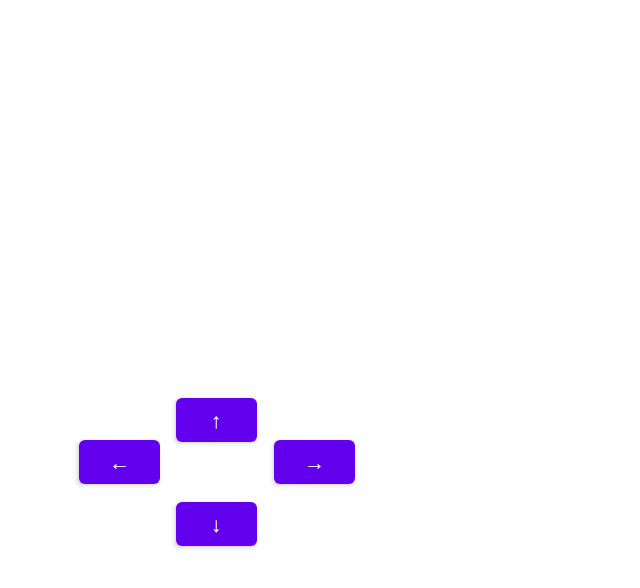
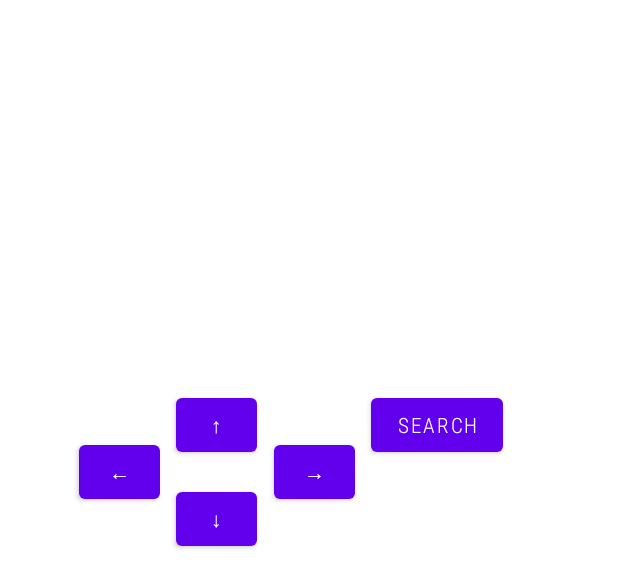
Before and after one commit to AkabJack/RoboLift, an Android app: the screen it shows after launch (MainActivity), on a phone screen of 824 x 412 dp (held sideways). Shown: the top 588 px of the screen, without its empty margins (0-640 px from the left). Run offline under Robolectric (Android 15) with nearby library versions, the phone set to English and light mode, and no system bars.

Commit message:
Update la modul in care caut (inca nu functioneaza)

```diff
--- a/app/src/main/AndroidManifest.xml
+++ b/app/src/main/AndroidManifest.xml
@@ -5,10 +5,14 @@
     <uses-permission android:name="android.permission.BLUETOOTH"/>
     <uses-permission android:name="android.permission.BLUETOOTH_CONNECT" />
     <uses-permission android:name="android.permission.BLUETOOTH_ADMIN"/>
-    <uses-permission android:name="android.permission.BLUETOOTH_SCAN" />
+    <uses-permission android:name="android.permission.BLUETOOTH_SCAN"
+        android:usesPermissionFlags="neverForLocation"
+        tools:targetApi="s" />
     <uses-permission android:name="android.permission.BLUETOOTH_ADVERTISE" />
+    <uses-permission android:name="android.permission.ACCESS_COARSE_LOCATION"/>
+    <uses-permission android:name="android.permission.ACCESS_FINE_LOCATION"/>
 
-    <uses-feature android:name="android.hardware.bluetooth" android:required="true"/>
+    <uses-feature android:name="android.hardware.bluetooth_le" android:required="true"/>
 
     <application
         android:allowBackup="true"
--- a/app/src/main/java/com/akabjack/robolift/MainActivity.java
+++ b/app/src/main/java/com/akabjack/robolift/MainActivity.java
@@ -15,21 +15,38 @@ import android.content.IntentFilter;
 import android.content.pm.PackageManager;
 import android.os.Bundle;
 import android.os.Handler;
+import android.view.View;
 import android.widget.ArrayAdapter;
+import android.widget.Button;
 import android.widget.ListView;
 import android.widget.Toast;
 
 
 import java.util.ArrayList;
 
-public class MainActivity extends AppCompatActivity {
-
+public class MainActivity extends AppCompatActivity implements View.OnClickListener{
+    private BluetoothLeScanner blScan;
     private BluetoothAdapter btAdapter;
+    ScanCallback callBack;
     ArrayList<ScanResult> rezultate = new ArrayList<>();
-    boolean statusBLeDevice = true;
-
     protected void onDestroy(){
         super.onDestroy();
+    }
+
+    @Override
+    public void onClick(View view) {
+        if(view.getId() == R.id.btnSearch){
+            Toast.makeText(this, "Button Search Pressed", Toast.LENGTH_SHORT).show();
+            Handler handler = new Handler();
+            handler.postDelayed(() -> {
+                blScan.startScan(callBack);//TODO add Tread
+            }, 100);
+            blScan.stopScan((callBack));
+
+        }
+        else if(view.getId() == R.id.btnJos){
+            Toast.makeText(this, "Button Down Pressed", Toast.LENGTH_SHORT).show();
+        }
     }
 
     @Override
@@ -38,6 +55,8 @@ public class MainActivity extends AppCompatActivity {
         setContentView(R.layout.activity_main);
 
         final ListView afisaj = findViewById(R.id.listBTDev);
+        Button btnSearch = findViewById(R.id.btnSearch);
+        Button btnControlJos = findViewById(R.id.btnJos);
 
         btAdapter = BluetoothAdapter.getDefaultAdapter();
         if (btAdapter == null) {
@@ -52,7 +71,7 @@ public class MainActivity extends AppCompatActivity {
                 public void onReceive(Context context, Intent intent) {
                     final String action = intent.getAction();
 
-                    if (action == null && action.equals(BluetoothAdapter.ACTION_STATE_CHANGED)){
+                    if (action == null || action.equals(BluetoothAdapter.ACTION_STATE_CHANGED)){
                         //TODO Maybe nullPointerException, try catch
                     final int state = enableBtIntent.getIntExtra(BluetoothAdapter.EXTRA_STATE, BluetoothAdapter.ERROR);
                     switch (state){
@@ -75,8 +94,10 @@ public class MainActivity extends AppCompatActivity {
             IntentFilter enableBtIntentFilter = new IntentFilter(BluetoothAdapter.ACTION_STATE_CHANGED);
             registerReceiver(mReceiver, enableBtIntentFilter);
 
-            BluetoothLeScanner blScan = btAdapter.getBluetoothLeScanner();
-            ScanCallback callBack = new ScanCallback() {
+            btnSearch.setOnClickListener(this);
+            btnControlJos.setOnClickListener(this);
+            blScan = btAdapter.getBluetoothLeScanner();
+            callBack = new ScanCallback() {
                 @Override
                 public void onScanResult(int callbackType, ScanResult result) {
                     super.onScanResult(callbackType, result);
@@ -84,25 +105,17 @@ public class MainActivity extends AppCompatActivity {
                 }
             };
 
-            if(statusBLeDevice){
 
-                Handler handler = new Handler();
-                handler.postDelayed(new Runnable() {
-                    @Override
-                    public void run() {
-                        blScan.startScan(callBack);//TODO add Tread
-                    }
-                }, 10000);
-                statusBLeDevice = false;
-                blScan.stopScan((callBack));
-            }
             ArrayList<String>conversieRezultate = new ArrayList<String>();
             for (ScanResult rez : rezultate){
                 conversieRezultate.add(rez.getDevice().getName()+ " " +  rez.getDevice().getAddress());
             }
             ArrayAdapter<String> listAdapter = new ArrayAdapter<>(this, android.R.layout.simple_list_item_1, conversieRezultate);
             afisaj.setAdapter(listAdapter);
+
         }
+
+
     }
 
 }
--- a/app/src/main/res/layout/activity_main.xml
+++ b/app/src/main/res/layout/activity_main.xml
@@ -16,7 +16,7 @@
     <Button
         android:id="@+id/btnSus"
         android:layout_width="54dp"
-        android:layout_height="41dp"
+        android:layout_height="48dp"
         android:text="↑"
         app:layout_constraintEnd_toStartOf="@+id/guideline3"
         app:layout_constraintStart_toStartOf="@+id/guideline2"
@@ -25,29 +25,42 @@
     <Button
         android:id="@+id/btnDreapta"
         android:layout_width="54dp"
-        android:layout_height="41dp"
+        android:layout_height="48dp"
         android:text="→"
         app:layout_constraintBottom_toTopOf="@+id/btnJos"
         app:layout_constraintEnd_toStartOf="@+id/guideline3"
-        app:layout_constraintStart_toEndOf="@+id/btnJos" />
+        app:layout_constraintStart_toEndOf="@+id/btnJos"
+        app:layout_constraintTop_toBottomOf="@+id/btnSus" />
 
     <Button
         android:id="@+id/btnStanga"
         android:layout_width="54dp"
-        android:layout_height="41dp"
+        android:layout_height="48dp"
         android:text="←"
         app:layout_constraintBottom_toTopOf="@+id/btnJos"
         app:layout_constraintEnd_toStartOf="@+id/btnJos"
-        app:layout_constraintStart_toStartOf="@+id/guideline2" />
+        app:layout_constraintStart_toStartOf="@+id/guideline2"
+        app:layout_constraintTop_toBottomOf="@+id/btnSus" />
 
     <Button
         android:id="@+id/btnJos"
         android:layout_width="54dp"
-        android:layout_height="41dp"
+        android:layout_height="48dp"
         android:text="↓"
         app:layout_constraintBottom_toTopOf="@+id/guideline4"
         app:layout_constraintEnd_toStartOf="@+id/guideline3"
         app:layout_constraintStart_toStartOf="@+id/guideline2" />
+
+    <Button
+        android:id="@+id/btnSearch"
+        android:layout_width="wrap_content"
+        android:layout_height="wrap_content"
+        android:text="Search"
+        android:fontFamily="sans-serif-condensed-light"
+        app:layout_constraintBottom_toTopOf="@+id/guideline4"
+        app:layout_constraintStart_toStartOf="@+id/guideline3"
+        app:layout_constraintTop_toTopOf="@+id/guideline5"
+        app:layout_constraintVertical_bias="0.0" />
 
     <androidx.constraintlayout.widget.Guideline
         android:id="@+id/guideline2"
@@ -75,7 +88,7 @@
         android:layout_width="wrap_content"
         android:layout_height="wrap_content"
         android:orientation="vertical"
-        app:layout_constraintGuide_percent="0.5" />
+        app:layout_constraintGuide_percent="0.64" />
 
     <androidx.constraintlayout.widget.Guideline
         android:id="@+id/guideline9"
@@ -93,11 +106,12 @@
 
     <ListView
         android:id="@+id/listBTDev"
-        android:layout_width="332dp"
-        android:layout_height="213dp"
-        app:layout_constraintBottom_toTopOf="@+id/guideline5"
+        android:layout_width="215dp"
+        android:layout_height="324dp"
+        app:layout_constraintBottom_toTopOf="@+id/guideline4"
         app:layout_constraintEnd_toStartOf="@+id/guideline11"
         app:layout_constraintStart_toStartOf="@+id/guideline8"
         app:layout_constraintTop_toTopOf="@+id/guideline9" />
 
+
 </androidx.constraintlayout.widget.ConstraintLayout>
```
